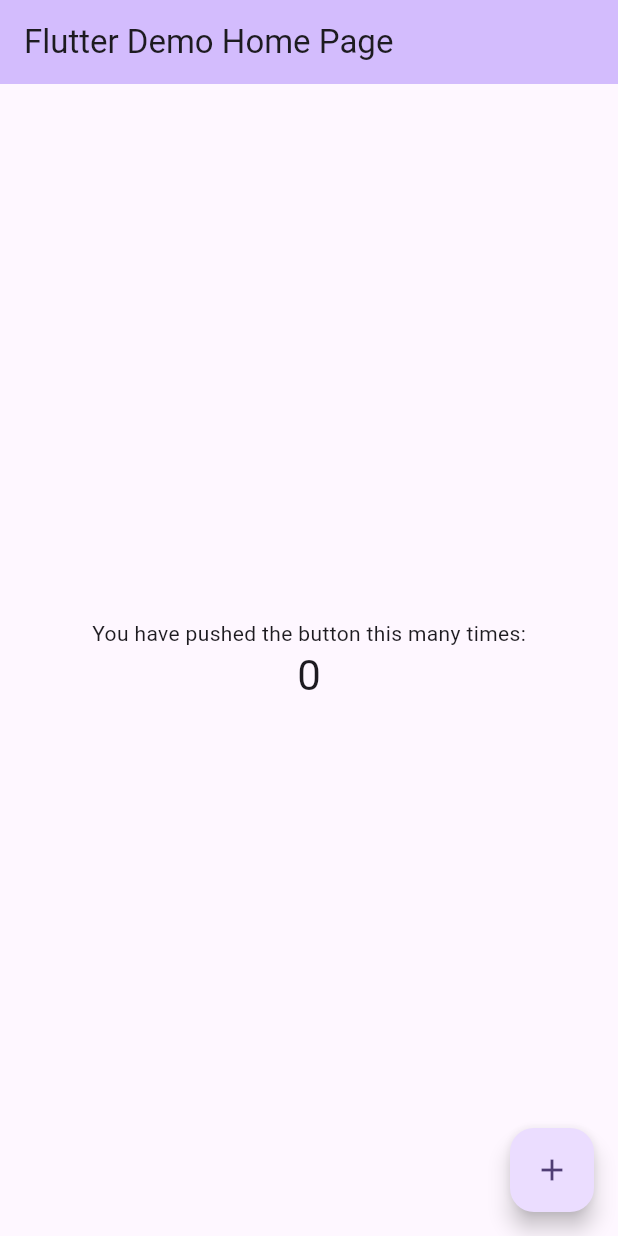
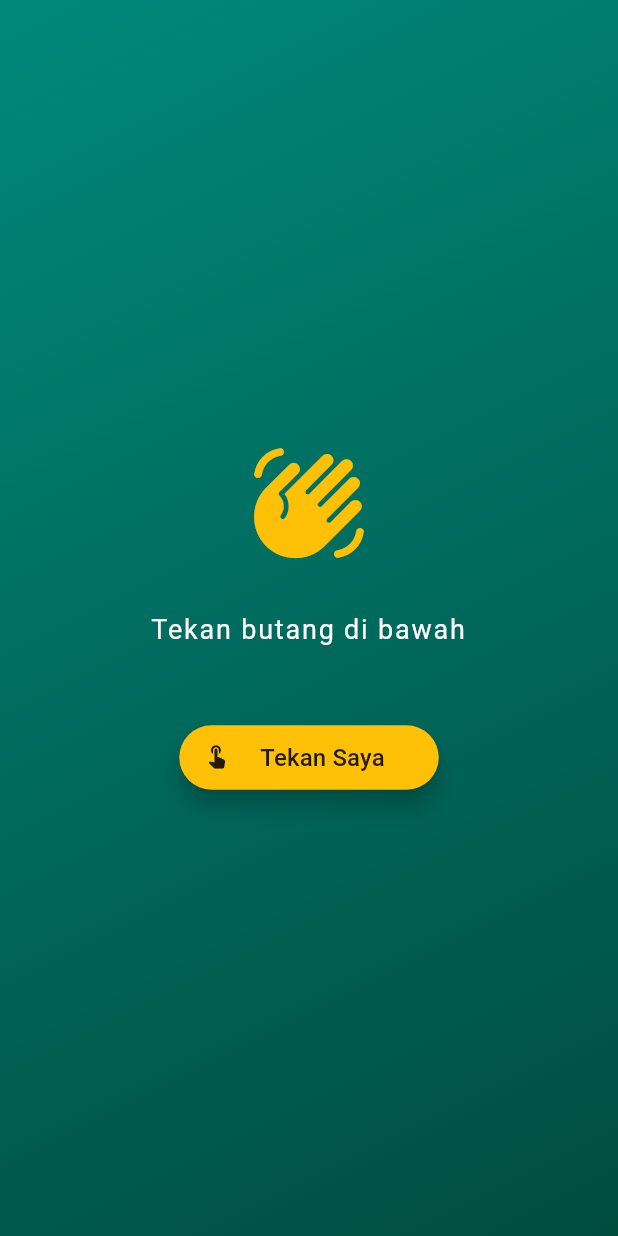
Before and after one commit to khainaairul-jpg/flutter-test, a Flutter app: the screen it shows after launch, on a phone screen of 412 x 824 dp. Run offline on Flutter 3.47's test engine with Material 3 defaults, Android fonts, the phone set to English and light mode, and no system bars.

Commit message:
Add interactive greeting with button press and animation
Update lib/main.dart to include a button that changes the displayed text to "Selamat Datang Khairul" with a fade animation upon press, and disable further presses.

Replit-Commit-Author: Agent
Replit-Commit-Session-Id: 40d5e15e-1d22-4729-b93a-a33428833336
Replit-Commit-Checkpoint-Type: full_checkpoint
Replit-Commit-Event-Id: 9df09135-db14-4c56-b9a7-b3929d96f603
Replit-Commit-Screenshot-Url: https://storage.googleapis.com/screenshot-production-us-central1/917feeb0-568d-4a55-a050-68ca5adb0897/40d5e15e-1d22-4729-b93a-a33428833336/NsCQAIW
Replit-Helium-Checkpoint-Created: true

```diff
--- a/lib/main.dart
+++ b/lib/main.dart
@@ -7,116 +7,110 @@ void main() {
 class MyApp extends StatelessWidget {
   const MyApp({super.key});
 
-  // This widget is the root of your application.
   @override
   Widget build(BuildContext context) {
     return MaterialApp(
-      title: 'Flutter Demo',
+      title: 'Selamat Datang',
+      debugShowCheckedModeBanner: false,
       theme: ThemeData(
-        // This is the theme of your application.
-        //
-        // TRY THIS: Try running your application with "flutter run". You'll see
-        // the application has a purple toolbar. Then, without quitting the app,
-        // try changing the seedColor in the colorScheme below to Colors.green
-        // and then invoke "hot reload" (save your changes or press the "hot
-        // reload" button in a Flutter-supported IDE, or press "r" if you used
-        // the command line to start the app).
-        //
-        // Notice that the counter didn't reset back to zero; the application
-        // state is not lost during the reload. To reset the state, use hot
-        // restart instead.
-        //
-        // This works for code too, not just values: Most code changes can be
-        // tested with just a hot reload.
-        colorScheme: ColorScheme.fromSeed(seedColor: Colors.deepPurple),
+        colorScheme: ColorScheme.fromSeed(seedColor: Colors.teal),
+        useMaterial3: true,
       ),
-      home: const MyHomePage(title: 'Flutter Demo Home Page'),
+      home: const HalamanUtama(),
     );
   }
 }
 
-class MyHomePage extends StatefulWidget {
-  const MyHomePage({super.key, required this.title});
-
-  // This widget is the home page of your application. It is stateful, meaning
-  // that it has a State object (defined below) that contains fields that affect
-  // how it looks.
-
-  // This class is the configuration for the state. It holds the values (in this
-  // case the title) provided by the parent (in this case the App widget) and
-  // used by the build method of the State. Fields in a Widget subclass are
-  // always marked "final".
-
-  final String title;
+class HalamanUtama extends StatefulWidget {
+  const HalamanUtama({super.key});
 
   @override
-  State<MyHomePage> createState() => _MyHomePageState();
+  State<HalamanUtama> createState() => _HalamanUtamaState();
 }
 
-class _MyHomePageState extends State<MyHomePage> {
-  int _counter = 0;
+class _HalamanUtamaState extends State<HalamanUtama> with SingleTickerProviderStateMixin {
+  String _teks = 'Tekan butang di bawah';
+  bool _ditekan = false;
+  late AnimationController _controller;
+  late Animation<double> _fadeAnimation;
 
-  void _incrementCounter() {
+  @override
+  void initState() {
+    super.initState();
+    _controller = AnimationController(
+      duration: const Duration(milliseconds: 600),
+      vsync: this,
+    );
+    _fadeAnimation = CurvedAnimation(parent: _controller, curve: Curves.easeIn);
+    _controller.forward();
+  }
+
+  void _tekanButang() {
     setState(() {
-      // This call to setState tells the Flutter framework that something has
-      // changed in this State, which causes it to rerun the build method below
-      // so that the display can reflect the updated values. If we changed
-      // _counter without calling setState(), then the build method would not be
-      // called again, and so nothing would appear to happen.
-      _counter++;
+      _teks = 'Selamat Datang Khairul';
+      _ditekan = true;
     });
+    _controller.reset();
+    _controller.forward();
+  }
+
+  @override
+  void dispose() {
+    _controller.dispose();
+    super.dispose();
   }
 
   @override
   Widget build(BuildContext context) {
-    // This method is rerun every time setState is called, for instance as done
-    // by the _incrementCounter method above.
-    //
-    // The Flutter framework has been optimized to make rerunning build methods
-    // fast, so that you can just rebuild anything that needs updating rather
-    // than having to individually change instances of widgets.
     return Scaffold(
-      appBar: AppBar(
-        // TRY THIS: Try changing the color here to a specific color (to
-        // Colors.amber, perhaps?) and trigger a hot reload to see the AppBar
-        // change color while the other colors stay the same.
-        backgroundColor: Theme.of(context).colorScheme.inversePrimary,
-        // Here we take the value from the MyHomePage object that was created by
-        // the App.build method, and use it to set our appbar title.
-        title: Text(widget.title),
-      ),
-      body: Center(
-        // Center is a layout widget. It takes a single child and positions it
-        // in the middle of the parent.
-        child: Column(
-          // Column is also a layout widget. It takes a list of children and
-          // arranges them vertically. By default, it sizes itself to fit its
-          // children horizontally, and tries to be as tall as its parent.
-          //
-          // Column has various properties to control how it sizes itself and
-          // how it positions its children. Here we use mainAxisAlignment to
-          // center the children vertically; the main axis here is the vertical
-          // axis because Columns are vertical (the cross axis would be
-          // horizontal).
-          //
-          // TRY THIS: Invoke "debug painting" (choose the "Toggle Debug Paint"
-          // action in the IDE, or press "p" in the console), to see the
-          // wireframe for each widget.
-          mainAxisAlignment: MainAxisAlignment.center,
-          children: <Widget>[
-            const Text('You have pushed the button this many times:'),
-            Text(
-              '$_counter',
-              style: Theme.of(context).textTheme.headlineMedium,
-            ),
-          ],
+      body: Container(
+        decoration: const BoxDecoration(
+          gradient: LinearGradient(
+            colors: [Color(0xFF00897B), Color(0xFF004D40)],
+            begin: Alignment.topLeft,
+            end: Alignment.bottomRight,
+          ),
+        ),
+        child: Center(
+          child: Column(
+            mainAxisAlignment: MainAxisAlignment.center,
+            children: [
+              const Icon(Icons.waving_hand_rounded, size: 80, color: Colors.amber),
+              const SizedBox(height: 32),
+              FadeTransition(
+                opacity: _fadeAnimation,
+                child: Text(
+                  _teks,
+                  textAlign: TextAlign.center,
+                  style: TextStyle(
+                    fontSize: _ditekan ? 28 : 18,
+                    fontWeight: _ditekan ? FontWeight.bold : FontWeight.normal,
+                    color: Colors.white,
+                    letterSpacing: 1.2,
+                  ),
+                ),
+              ),
+              const SizedBox(height: 48),
+              ElevatedButton.icon(
+                onPressed: _ditekan ? null : _tekanButang,
+                icon: const Icon(Icons.touch_app_rounded),
+                label: const Padding(
+                  padding: EdgeInsets.symmetric(horizontal: 12, vertical: 10),
+                  child: Text('Tekan Saya', style: TextStyle(fontSize: 16)),
+                ),
+                style: ElevatedButton.styleFrom(
+                  backgroundColor: Colors.amber,
+                  foregroundColor: Colors.black87,
+                  shape: RoundedRectangleBorder(
+                    borderRadius: BorderRadius.circular(30),
+                  ),
+                  elevation: 6,
+                ),
+              ),
+            ],
+          ),
         ),
       ),
-      floatingActionButton: FloatingActionButton(
-        onPressed: _incrementCounter,
-        tooltip: 'Increment',
-        child: const Icon(Icons.add),
-      ), // This trailing comma makes auto-formatting nicer for build methods.
     );
   }
 }
```
